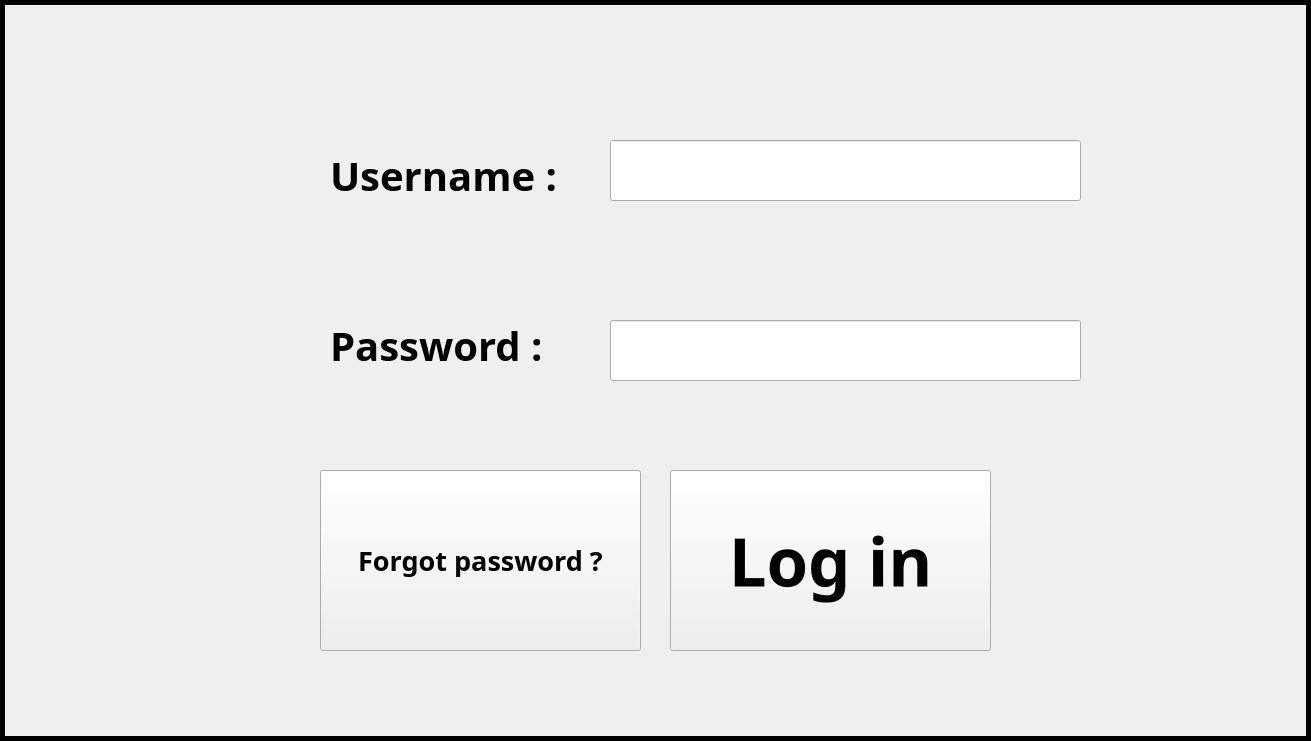
The window that sign_in.ui (SINA-JAHANGIR/Skull-King) describes before a commit, drawn with Qt 5.
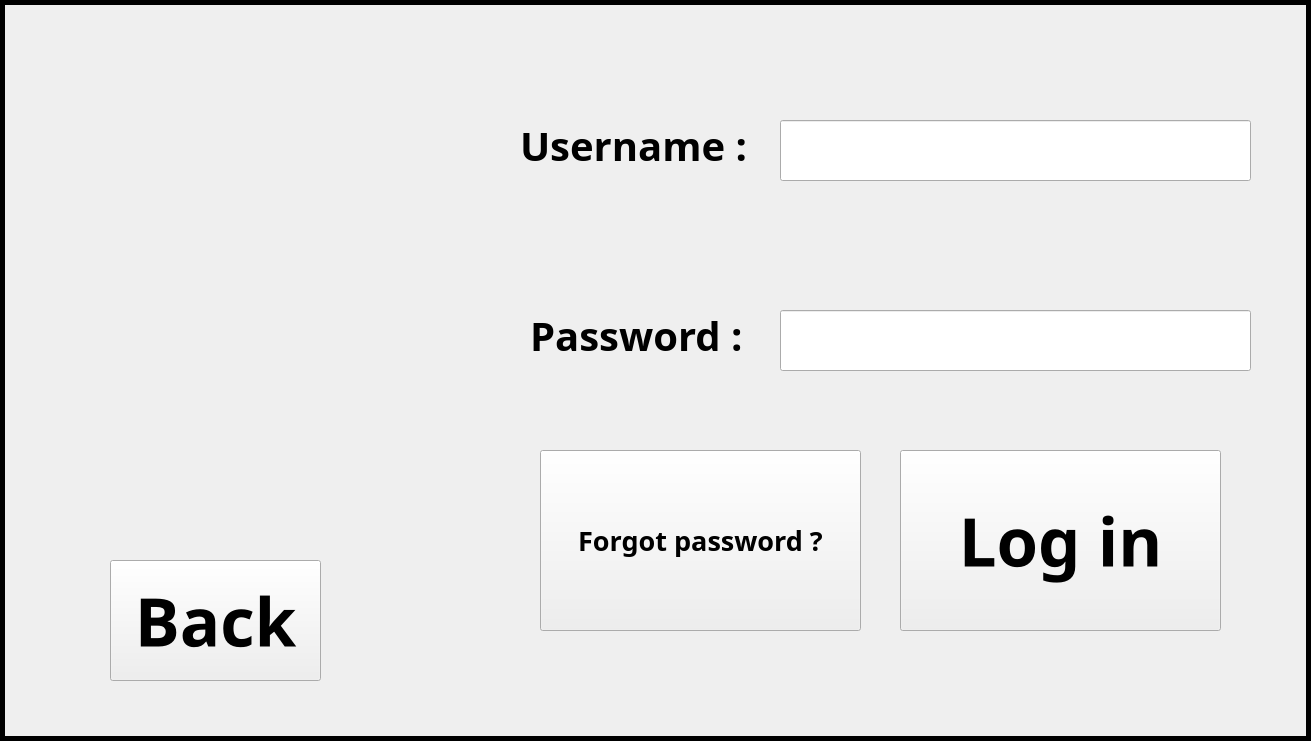
The same window after the commit. Icons and pictures are not drawn.

Commit message: Write history class

Patch:
```diff
--- a/sign_in.ui
+++ b/sign_in.ui
@@ -39,8 +39,8 @@
    <widget class="QLabel" name="lbl_skull_pirate">
     <property name="geometry">
      <rect>
-      <x>150</x>
-      <y>100</y>
+      <x>370</x>
+      <y>70</y>
       <width>150</width>
       <height>150</height>
      </rect>
@@ -55,8 +55,8 @@
    <widget class="QLabel" name="lbl_skull_pirate_2">
     <property name="geometry">
      <rect>
-      <x>150</x>
-      <y>270</y>
+      <x>380</x>
+      <y>250</y>
       <width>150</width>
       <height>150</height>
      </rect>
@@ -71,8 +71,8 @@
    <widget class="QLabel" name="lbl_userrname">
     <property name="geometry">
      <rect>
-      <x>330</x>
-      <y>130</y>
+      <x>520</x>
+      <y>100</y>
       <width>261</width>
       <height>91</height>
      </rect>
@@ -91,8 +91,8 @@
    <widget class="QLabel" name="lbl_password">
     <property name="geometry">
      <rect>
-      <x>330</x>
-      <y>300</y>
+      <x>530</x>
+      <y>290</y>
       <width>241</width>
       <height>91</height>
      </rect>
@@ -111,8 +111,8 @@
    <widget class="QLineEdit" name="line_username">
     <property name="geometry">
      <rect>
-      <x>610</x>
-      <y>140</y>
+      <x>780</x>
+      <y>120</y>
       <width>471</width>
       <height>61</height>
      </rect>
@@ -131,8 +131,8 @@
    <widget class="QLineEdit" name="line_password">
     <property name="geometry">
      <rect>
-      <x>610</x>
-      <y>320</y>
+      <x>780</x>
+      <y>310</y>
       <width>471</width>
       <height>61</height>
      </rect>
@@ -151,8 +151,8 @@
    <widget class="QPushButton" name="btn_log_in">
     <property name="geometry">
      <rect>
-      <x>670</x>
-      <y>470</y>
+      <x>900</x>
+      <y>450</y>
       <width>321</width>
       <height>181</height>
      </rect>
@@ -174,8 +174,8 @@
    <widget class="QPushButton" name="btn_log_in_2">
     <property name="geometry">
      <rect>
-      <x>320</x>
-      <y>470</y>
+      <x>540</x>
+      <y>450</y>
       <width>321</width>
       <height>181</height>
      </rect>
@@ -194,29 +194,13 @@
      <string>Forgot password ?</string>
     </property>
    </widget>
-   <widget class="QLabel" name="lbl_skull_king">
-    <property name="geometry">
-     <rect>
-      <x>30</x>
-      <y>410</y>
-      <width>300</width>
-      <height>300</height>
-     </rect>
-    </property>
-    <property name="styleSheet">
-     <string notr="true">image: url(:/photos/preview.png);</string>
-    </property>
-    <property name="text">
-     <string/>
-    </property>
-   </widget>
    <widget class="QLabel" name="lbl_skull_king_2">
     <property name="geometry">
      <rect>
-      <x>990</x>
-      <y>410</y>
-      <width>300</width>
-      <height>300</height>
+      <x>50</x>
+      <y>50</y>
+      <width>321</width>
+      <height>501</height>
      </rect>
     </property>
     <property name="styleSheet">
@@ -226,6 +210,29 @@
      <string/>
     </property>
    </widget>
+   <widget class="QPushButton" name="btn_back">
+    <property name="geometry">
+     <rect>
+      <x>110</x>
+      <y>560</y>
+      <width>211</width>
+      <height>121</height>
+     </rect>
+    </property>
+    <property name="font">
+     <font>
+      <family>Tempus Sans ITC</family>
+      <pointsize>50</pointsize>
+      <bold>true</bold>
+     </font>
+    </property>
+    <property name="styleSheet">
+     <string notr="true">image: url(:/photos/playground.png);</string>
+    </property>
+    <property name="text">
+     <string>Back</string>
+    </property>
+   </widget>
   </widget>
  </widget>
  <resources/>
```
Left out of the diff: 4 changed lines with no effect on the pictures. The commit also changes 31 other files.
